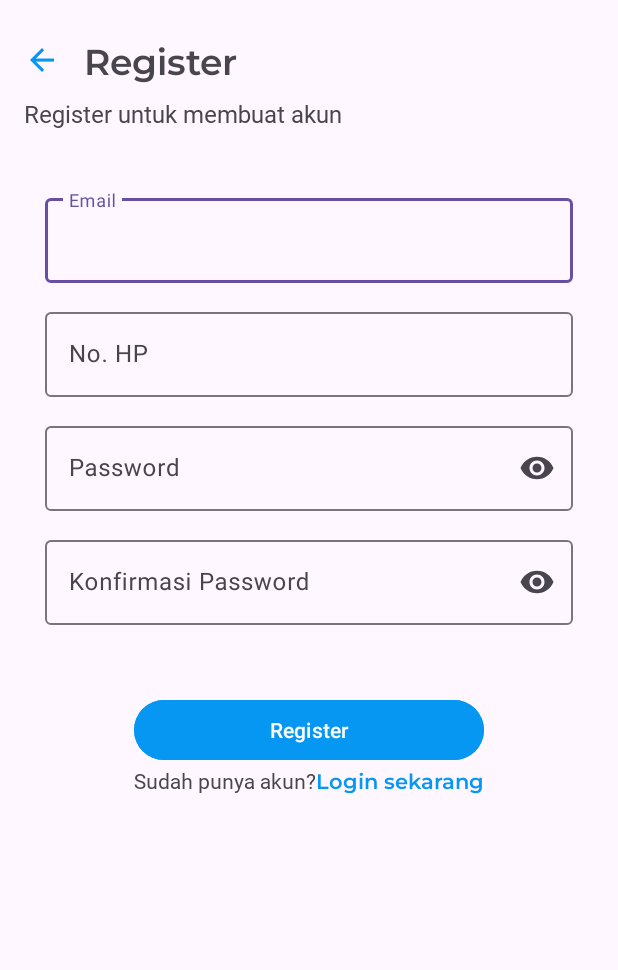
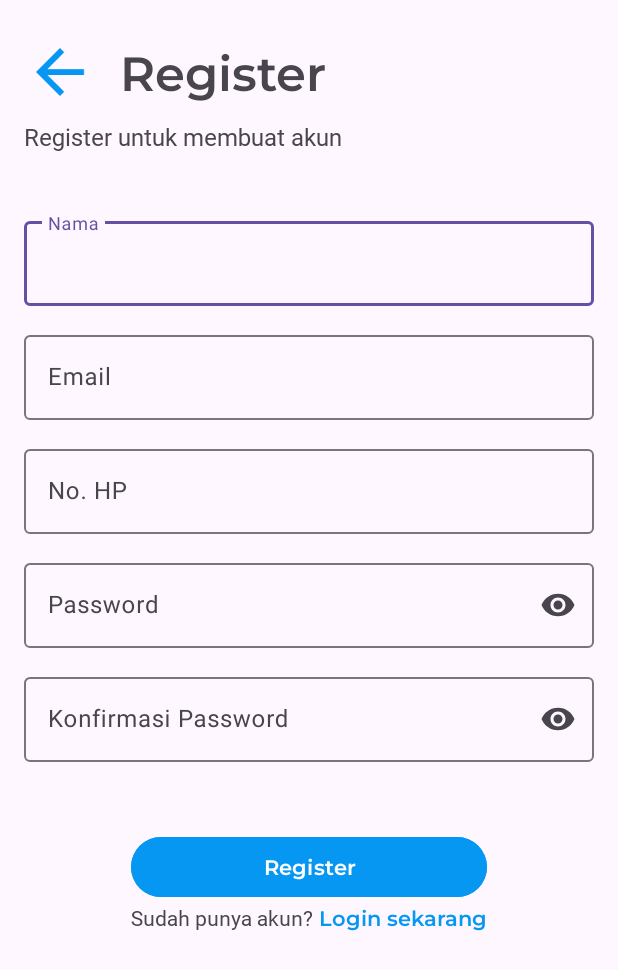
Before and after one commit to Sigit-Kurniawan/Mechaban-Mobile, an Android app: the RegisterActivity screen opened directly, with no data from a screen before it, on a phone screen of 412 x 824 dp. Shown: the top 970 px of the screen. Run offline under Robolectric (Android 15) with nearby library versions, the phone set to English and light mode, and no system bars.

Commit message:
change layout type in auth section

```diff
--- a/app/src/main/AndroidManifest.xml
+++ b/app/src/main/AndroidManifest.xml
@@ -28,7 +28,7 @@
             </intent-filter>
         </activity>
         <activity
-            android:name=".dashboard.user.DashboardActivity"
+            android:name=".dashboard.customer.DashboardActivity"
             android:exported="false" />
     </application>
 
--- a/app/src/main/java/com/sigit/mechaban/auth/LoginActivity.java
+++ b/app/src/main/java/com/sigit/mechaban/auth/LoginActivity.java
@@ -7,7 +7,7 @@ import android.widget.TextView;
 
 import androidx.appcompat.app.AppCompatActivity;
 
-import com.sigit.mechaban.dashboard.user.DashboardActivity;
+import com.sigit.mechaban.dashboard.customer.DashboardActivity;
 import com.sigit.mechaban.R;
 
 public class LoginActivity extends AppCompatActivity {
--- a/app/src/main/java/com/sigit/mechaban/dashboard/user/DashboardActivity.java
+++ b/app/src/main/java/com/sigit/mechaban/dashboard/customer/DashboardActivity.java
@@ -1,4 +1,4 @@
-package com.sigit.mechaban.dashboard.user;
+package com.sigit.mechaban.dashboard.customer;
 
 import android.os.Bundle;
 
--- a/app/src/main/res/layout/activity_dashboard.xml
+++ b/app/src/main/res/layout/activity_dashboard.xml
@@ -5,7 +5,7 @@
     android:id="@+id/main"
     android:layout_width="match_parent"
     android:layout_height="match_parent"
-    tools:context=".dashboard.user.DashboardActivity">
+    tools:context=".dashboard.customer.DashboardActivity">
 
     <TextView
         android:layout_width="wrap_content"
--- a/app/src/main/res/layout/activity_register.xml
+++ b/app/src/main/res/layout/activity_register.xml
@@ -9,22 +9,26 @@
     tools:context=".auth.RegisterActivity">
 
     <LinearLayout
+        android:id="@+id/text_title"
+        android:layout_width="match_parent"
+        android:layout_height="wrap_content"
+        android:orientation="vertical"
+        app:layout_constraintTop_toTopOf="parent">
+
+        <LinearLayout
             android:id="@+id/layout_title"
             android:layout_width="wrap_content"
             android:layout_height="wrap_content"
             android:paddingTop="24dp"
             android:paddingStart="16dp"
             android:gravity="center"
-        android:orientation="horizontal"
-        app:layout_constraintBottom_toTopOf="@+id/description"
-        app:layout_constraintStart_toStartOf="parent"
-        tools:ignore="RtlSymmetry">
+            android:orientation="horizontal">
 
             <ImageButton
                 android:id="@+id/back_button"
                 android:contentDescription="@string/back_icon"
-            android:layout_width="24dp"
-            android:layout_height="24dp"
+                android:layout_width="48dp"
+                android:layout_height="48dp"
                 android:scaleType="fitStart"
                 android:background="@android:color/transparent"
                 app:srcCompat="@drawable/baseline_arrow_back_24" />
@@ -36,7 +40,7 @@
                 android:layout_marginStart="16dp"
                 android:fontFamily="@font/montserrat_semibold"
                 android:text="@string/register"
-            android:textSize="24sp" />
+                android:textSize="32sp" />
 
         </LinearLayout>
 
@@ -48,21 +52,41 @@
             android:layout_marginTop="8dp"
             android:fontFamily="@font/montserrat_regular"
             android:text="@string/register_untuk_membuat_akun"
-        android:textSize="16sp"
-        app:layout_constraintStart_toStartOf="parent"
-        app:layout_constraintTop_toBottomOf="@+id/layout_title" />
+            android:textSize="16sp" />
+
+    </LinearLayout>
+
+    <LinearLayout
+        android:id="@+id/field"
+        android:layout_width="match_parent"
+        android:layout_height="wrap_content"
+        android:layout_marginHorizontal="16dp"
+        android:orientation="vertical"
+        android:gravity="center"
+        app:layout_constraintTop_toBottomOf="@+id/text_title">
+
+        <com.google.android.material.textfield.TextInputLayout
+            android:id="@+id/name"
+            android:layout_width="match_parent"
+            android:layout_height="76dp"
+            android:layout_marginTop="40dp"
+            android:hint="Nama"
+            android:paddingBottom="8dp">
+
+            <com.google.android.material.textfield.TextInputEditText
+                android:id="@+id/name_field"
+                android:layout_width="match_parent"
+                android:layout_height="wrap_content"
+                android:inputType="textPersonName" />
+
+        </com.google.android.material.textfield.TextInputLayout>
 
         <com.google.android.material.textfield.TextInputLayout
             android:id="@+id/email"
-        android:layout_width="352dp"
+            android:layout_width="match_parent"
             android:layout_height="76dp"
-        android:layout_marginTop="40dp"
             android:hint="@string/email"
-        android:paddingBottom="8dp"
-        app:layout_constraintEnd_toEndOf="parent"
-        app:layout_constraintStart_toStartOf="parent"
-        app:layout_constraintTop_toBottomOf="@+id/description"
-        app:layout_editor_absoluteX="16dp">
+            android:paddingBottom="8dp">
 
             <com.google.android.material.textfield.TextInputEditText
                 android:id="@+id/email_field"
@@ -74,34 +98,26 @@
 
         <com.google.android.material.textfield.TextInputLayout
             android:id="@+id/no_hp"
-        android:layout_width="352dp"
+            android:layout_width="match_parent"
             android:layout_height="76dp"
             android:hint="@string/no_hp"
-        android:paddingBottom="8dp"
-        app:layout_constraintEnd_toEndOf="parent"
-        app:layout_constraintStart_toStartOf="parent"
-        app:layout_constraintBottom_toTopOf="@+id/password"
-        app:layout_constraintTop_toBottomOf="@+id/email">
+            android:paddingBottom="8dp">
 
             <com.google.android.material.textfield.TextInputEditText
                 android:id="@+id/nohp_field"
                 android:layout_width="match_parent"
                 android:layout_height="wrap_content"
-            android:inputType="textEmailAddress" />
+                android:inputType="phone|number" />
 
         </com.google.android.material.textfield.TextInputLayout>
 
         <com.google.android.material.textfield.TextInputLayout
             android:id="@+id/password"
-        android:layout_width="352dp"
+            android:layout_width="match_parent"
             android:layout_height="76dp"
             android:hint="@string/password"
             android:paddingBottom="8dp"
-        app:endIconMode="password_toggle"
-        app:layout_constraintEnd_toEndOf="parent"
-        app:layout_constraintStart_toStartOf="parent"
-        app:layout_constraintTop_toBottomOf="@+id/no_hp"
-        app:layout_editor_absoluteX="16dp">
+            app:endIconMode="password_toggle">
 
             <com.google.android.material.textfield.TextInputEditText
                 android:id="@+id/pass_field"
@@ -113,14 +129,11 @@
 
         <com.google.android.material.textfield.TextInputLayout
             android:id="@+id/confirm_password"
-        android:layout_width="352dp"
+            android:layout_width="match_parent"
             android:layout_height="76dp"
             android:hint="@string/konfirmasi_password"
             android:paddingBottom="8dp"
-        app:endIconMode="password_toggle"
-        app:layout_constraintEnd_toEndOf="parent"
-        app:layout_constraintStart_toStartOf="parent"
-        app:layout_constraintTop_toBottomOf="@+id/password">
+            app:endIconMode="password_toggle">
 
             <com.google.android.material.textfield.TextInputEditText
                 android:id="@+id/confirm_pass_field"
@@ -130,13 +143,15 @@
 
         </com.google.android.material.textfield.TextInputLayout>
 
+    </LinearLayout>
+
     <LinearLayout
         android:layout_width="wrap_content"
         android:layout_height="wrap_content"
         android:orientation="vertical"
         app:layout_constraintEnd_toEndOf="parent"
         app:layout_constraintStart_toStartOf="parent"
-        app:layout_constraintTop_toBottomOf="@+id/confirm_password">
+        app:layout_constraintTop_toBottomOf="@+id/field">
 
         <Button
             android:id="@+id/button"
@@ -144,6 +159,7 @@
             android:layout_height="wrap_content"
             android:layout_marginTop="32dp"
             android:backgroundTint="@color/primary"
+            android:fontFamily="@font/montserrat_semibold"
             android:text="@string/register"
             app:layout_constraintEnd_toEndOf="parent"
             app:layout_constraintStart_toStartOf="parent"
@@ -158,7 +174,8 @@
                 android:layout_width="wrap_content"
                 android:layout_height="wrap_content"
                 android:fontFamily="@font/montserrat_regular"
-                android:text="@string/sudah_punya_akun" />
+                android:text="@string/sudah_punya_akun"
+                android:layout_marginEnd="4dp"/>
 
             <TextView
                 android:id="@+id/login_hyperlink"
```
Also changed, not shown: app/src/main/res/layout/activity_login.xml (+33 -23 lines). Lines whose indentation alone changed are shown as unchanged.
